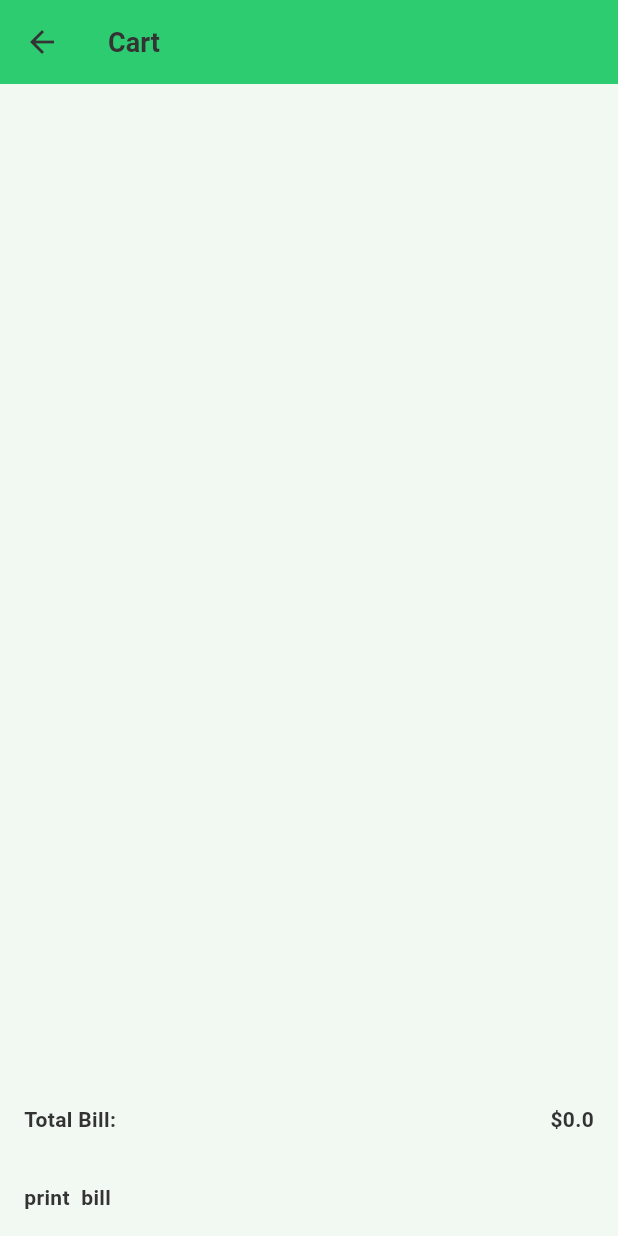
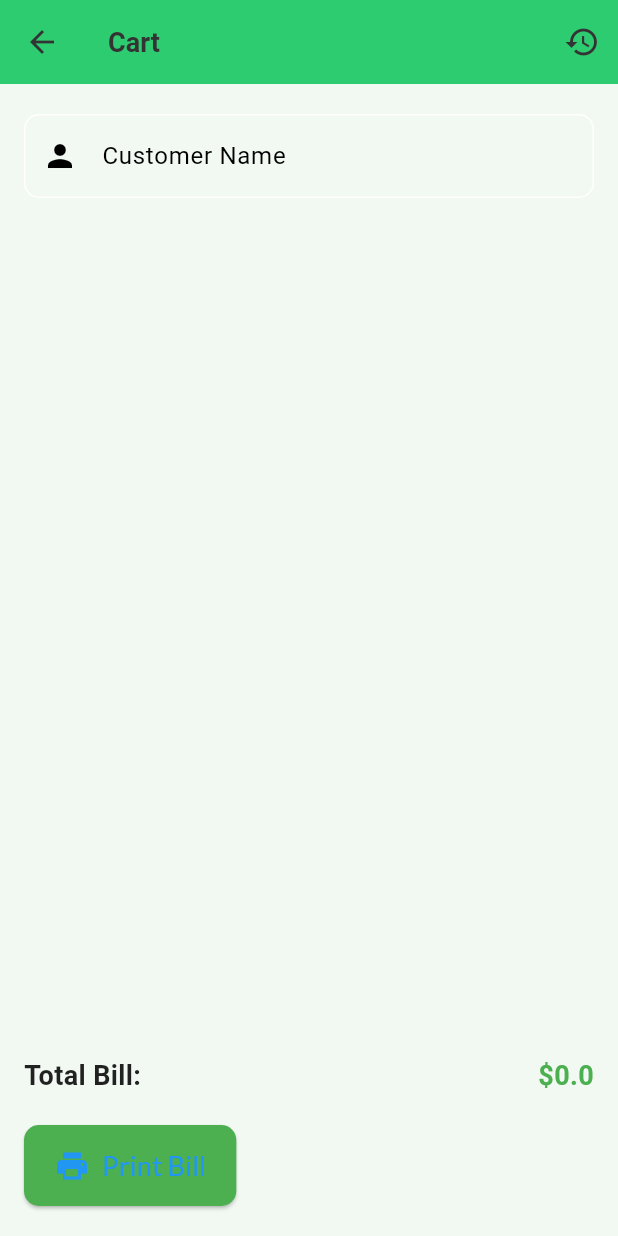
Before and after one commit to fahadish/sakoon, a Flutter app: the CartScreen screen opened directly, on a phone screen of 412 x 824 dp. Run offline on Flutter 3.47's test engine with Material 3 defaults, Android fonts, the phone set to English and light mode, and no system bars; our stand-ins replace flutter_spinkit, google_fonts, image_picker, shared_preferences, sqflite; accounts and stored records are empty.

Commit message:
order_history

```diff
--- a/lib/src/components/cartScreen/cart_screen.dart
+++ b/lib/src/components/cartScreen/cart_screen.dart
@@ -1,26 +1,23 @@
-import 'package:flutter/cupertino.dart';
 import 'package:flutter/material.dart';
 import 'package:provider/provider.dart';
 
 import '../../provider/product_provider/product_provider.dart';
 
+class CartScreen extends StatelessWidget {
+  final TextEditingController _nameController = TextEditingController();
 
-import 'package:flutter/material.dart';
-import 'package:provider/provider.dart';
-
-
-import 'package:flutter/material.dart';
-import 'package:provider/provider.dart';
-
-
-import 'package:flutter/material.dart';
-import 'package:provider/provider.dart';
-
-class CartScreen extends StatelessWidget {
   @override
   Widget build(BuildContext context) {
     return Scaffold(
       appBar: AppBar(
+        actions: [
+          IconButton(
+            onPressed: () {
+              // Navigate to order history screen
+            },
+            icon: Icon(Icons.history),
+          )
+        ],
         title: Text('Cart'),
       ),
       body: Consumer<ProductProvider>(
@@ -29,54 +26,83 @@ class CartScreen extends StatelessWidget {
           final totalBill = productProvider.getTotalBill();
 
           return Column(
+            crossAxisAlignment: CrossAxisAlignment.start,
             children: [
+              SizedBox(height: 20),
+              Padding(
+                padding: const EdgeInsets.symmetric(horizontal: 16),
+                child: TextFormField(
+                  controller: _nameController,
+                  decoration: InputDecoration(
+                    labelText: 'Customer Name',
+                    prefixIcon: Icon(Icons.person),
+                    border: OutlineInputBorder(
+                      borderRadius: BorderRadius.circular(10),
+                    ),
+                  ),
+                  onChanged: (value) {
+                    productProvider.setCustomerName(value);
+                  },
+                ),
+              ),
+              SizedBox(height: 20),
               Expanded(
                 child: ListView.builder(
                   itemCount: selectedProducts.length,
                   itemBuilder: (context, index) {
                     final product = selectedProducts[index];
                     final quantity = productProvider.getSelectedQuantity(product.id);
-                    return ListTile(
-                      title: Text(product.name),
-                      subtitle: Text('Quantity: $quantity'),
-                      trailing: Text('\$${product.salePrice * quantity}'),
+                    return Card(
+                      margin: EdgeInsets.symmetric(horizontal: 16, vertical: 8),
+                      elevation: 4,
+                      child: ListTile(
+                        title: Text(product.name),
+                        subtitle: Text('Quantity: $quantity'),
+                        trailing: Text('\$${product.salePrice * quantity}'),
+                      ),
                     );
                   },
                 ),
               ),
+              SizedBox(height: 20),
               Padding(
-                padding: const EdgeInsets.all(16.0),
+                padding: const EdgeInsets.symmetric(horizontal: 16),
                 child: Row(
                   mainAxisAlignment: MainAxisAlignment.spaceBetween,
                   children: [
                     Text(
                       'Total Bill:',
-                      style: TextStyle(fontWeight: FontWeight.bold),
+                      style: TextStyle(fontWeight: FontWeight.bold, fontSize: 18, color: Colors.black87),
                     ),
                     Text(
                       '\$$totalBill',
-                      style: TextStyle(fontWeight: FontWeight.bold),
+                      style: TextStyle(fontWeight: FontWeight.bold, fontSize: 18, color: Colors.green),
                     ),
                   ],
                 ),
               ),
+              SizedBox(height: 20),
               Padding(
-                padding: const EdgeInsets.all(16.0),
-                child: Row(
-                  mainAxisAlignment: MainAxisAlignment.spaceBetween,
-                  children: [
-                    GestureDetector(
-                      onTap: (){
-
-                      },
-                      child: Text(
-                        'print  bill',
-                        style: TextStyle(fontWeight: FontWeight.bold),
-                      ),
+                padding: const EdgeInsets.symmetric(horizontal: 16),
+                child: ElevatedButton.icon(
+                  onPressed: () {
+                    productProvider.printBill(context);
+                  },
+                  style: ElevatedButton.styleFrom(
+                    backgroundColor: Colors.green,
+                    padding: EdgeInsets.symmetric(vertical: 14, horizontal: 20),
+                    shape: RoundedRectangleBorder(
+                      borderRadius: BorderRadius.circular(10),
                     ),
-                  ],
+                  ),
+                  icon: Icon(Icons.print, size: 24),
+                  label: Text(
+                    'Print Bill',
+                    style: TextStyle(fontSize: 18),
+                  ),
                 ),
               ),
+              SizedBox(height: 20),
             ],
           );
         },
--- a/lib/src/components/home/home_page.dart
+++ b/lib/src/components/home/home_page.dart
@@ -15,6 +15,7 @@ import '../../widget/app_text_field.dart';
 import '../cartScreen/cart_screen.dart';
 import '../categoryScreen/add_product_screen.dart';
 import '../categoryScreen/listing_screen.dart';
+import '../orderHistory/order_history.dart';
 
 
 class HomePage extends StatelessWidget {
@@ -75,7 +76,8 @@ class HomePage extends StatelessWidget {
               icon: Icon(Icons.history),
               color: Colors.white,
               onPressed: () {
-                // Implement according to your requirements
+
+AppNavigation.pushPage(context, OrderHistoryScreen());
               },
             ),
             IconButton(
--- a/lib/src/provider/product_provider/product_provider.dart
+++ b/lib/src/provider/product_provider/product_provider.dart
@@ -1,6 +1,7 @@
 import 'package:flutter/material.dart';
 import 'package:sqflite/sqflite.dart';
 
+import '../../components/orderHistory/order_history.dart';
 import '../../models/category_model/Category_model.dart';
 import 'package:path/path.dart';
 
@@ -11,6 +12,8 @@ class ProductProvider extends ChangeNotifier {
   late Database _database;
   List<ProductC> _products = [];
   Map<int, int> _selectedQuantities = {};
+  String? customerName;
+
 
   List<ProductC> get products => _products;
   List<ProductC> get selectedProducts => _products.where((product) => _selectedQuantities.containsKey(product.id) && _selectedQuantities[product.id]! > 0).toList();
@@ -156,4 +159,88 @@ class ProductProvider extends ChangeNotifier {
     }
     return total;
   }
+
+
+
+
+  // void printBill(BuildContext context) {
+  //   // Generate timestamp
+  //   DateTime now = DateTime.now();
+  //   String timestamp = "${now.year}-${now.month}-${now.day} ${now.hour}:${now.minute}:${now.second}";
+  //
+  //   // Store order data
+  //   List<Map<String, dynamic>> orderData = [];
+  //   for (var product in selectedProducts) {
+  //     final quantity = getSelectedQuantity(product.id);
+  //     orderData.add({
+  //       'productName': product.name,
+  //       'quantity': quantity,
+  //     });
+  //   }
+  //
+  //   // Navigate to the order history screen
+  //   Navigator.push(
+  //     context,
+  //     MaterialPageRoute(
+  //       builder: (context) => OrderHistoryScreen(
+  //         customerName: customerName ?? 'Unknown', // Pass the customer's name
+  //         orderData: orderData,
+  //         timestamp: timestamp,
+  //       ),
+  //     ),
+  //   );
+  // }
+
+  void printBill(BuildContext context) {
+    // Generate timestamp
+    DateTime now = DateTime.now();
+    String timestamp = "${now.year}-${now.month}-${now.day} ${now.hour}:${now.minute}:${now.second}";
+
+    // Store order data
+    List<Map<String, dynamic>> orderData = [];
+    for (var product in selectedProducts) {
+      final quantity = getSelectedQuantity(product.id);
+      orderData.add({
+        'productName': product.name,
+        'quantity': quantity,
+      });
+    }
+
+    // Add order to order history
+    addOrderToHistory(orderData, timestamp);
+
+    // Navigate to the order history screen
+    Navigator.push(
+      context,
+      MaterialPageRoute(builder: (context) => OrderHistoryScreen()),
+    );
+  }
+
+
+  String? _customerName;
+  List<Map<String, dynamic>> _orderHistory = [];
+
+  List<Map<String, dynamic>> get orderHistory => _orderHistory;
+
+  // Method to set the customer's name
+  void setCustomerName(String name) {
+    _customerName = name;
+    notifyListeners();
+  }
+
+  // Method to add an order to the order history
+  void addOrderToHistory(List<Map<String, dynamic>> orderData, String timestamp) {
+    _orderHistory.add({
+      'customerName': _customerName ?? 'Unknown',
+      'orderData': orderData,
+      'timestamp': timestamp,
+    });
+    notifyListeners();
+  }
+
+
+
+
+
+
 }
```
Also changed, not shown: lib/src/components/orderHistory/order_history.dart (added, +124 -0 lines).
